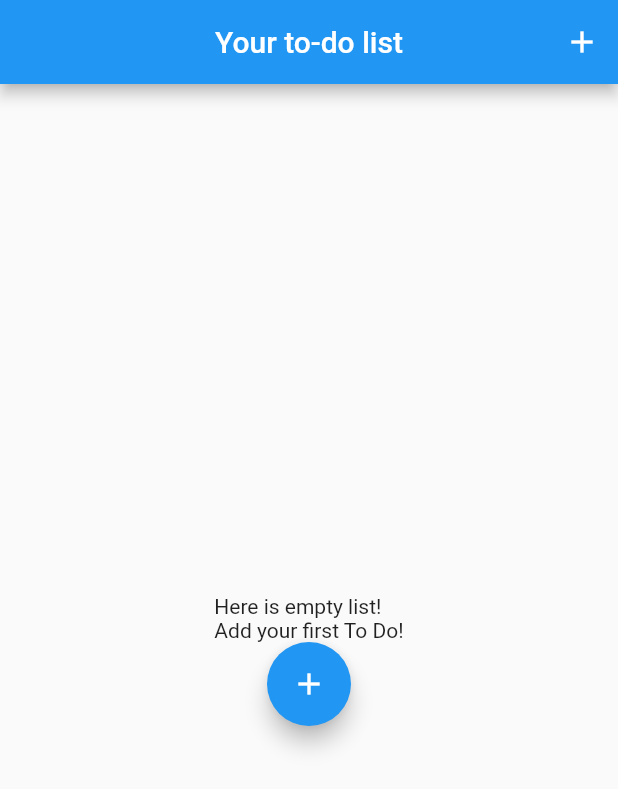
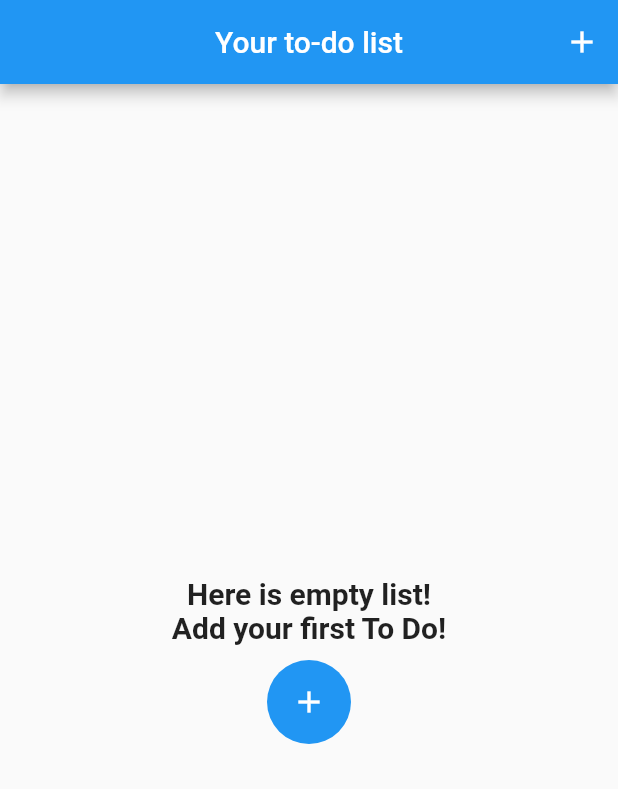
Before and after one commit to nivisi/Demon-Learning, a Flutter app: the screen it shows after launch, on a phone screen of 412 x 824 dp. Shown: the top 789 px of the screen. Run offline on Flutter 3.47's test engine with Material 2 defaults, Android fonts, the phone set to English and light mode, and no system bars.

Commit message:
add style to text

```diff
--- a/simple_todo/lib/presentation/feature/todos/todos_screen.dart
+++ b/simple_todo/lib/presentation/feature/todos/todos_screen.dart
@@ -32,8 +32,19 @@ class TodosScreen extends StatelessWidget {
               child: Column(
                 mainAxisAlignment: MainAxisAlignment.center,
                 children: [
-                  const Text('Here is empty list!\nAdd your first To Do!'),
+                  const Text(
+                    'Here is empty list!\nAdd your first To Do!',
+                    textAlign: TextAlign.center,
+                    style: TextStyle(
+                      fontWeight: FontWeight.bold,
+                      fontSize: 20,
+                    ),
+                  ),
+                  const SizedBox(
+                    height: 10,
+                  ),
                   FloatingActionButton(
+                    elevation: 0,
                     onPressed: () {},
                     child: const Icon(Icons.add),
                   ),
```
